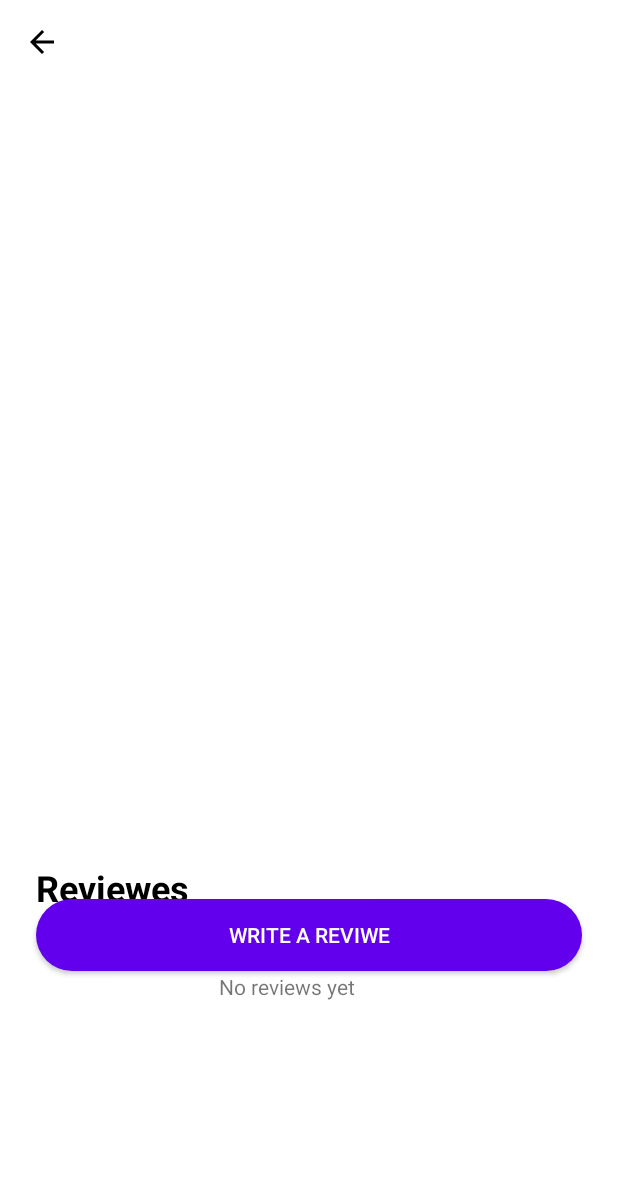
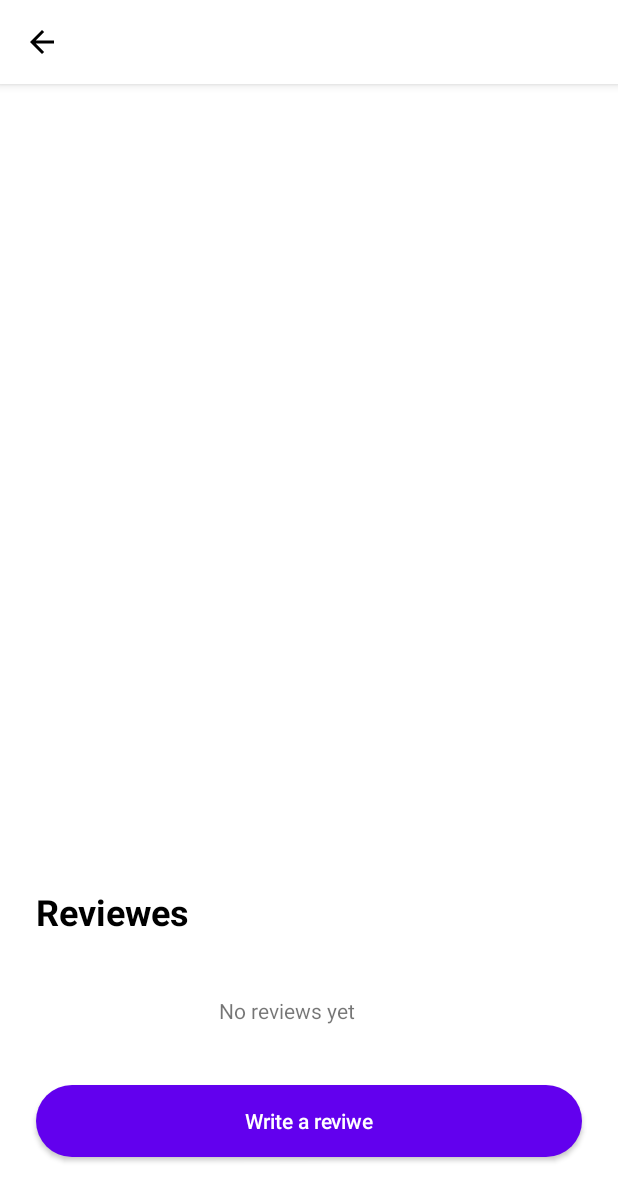
Before and after one commit to KolegaKolega/isa-shows-app-KolegaKolega, an Android app: the ShowDetailsActivity screen opened directly, with no data from a screen before it, on a phone screen of 412 x 824 dp. Shown: the top 1201 px of the screen. Run offline under Robolectric (Android 15) with nearby library versions, the phone set to English and light mode, and no system bars.

Commit message:
finished homework 3

```diff
--- a/app/src/main/java/com/example/shows_kolegakolega/ShowDetailsActivity.kt
+++ b/app/src/main/java/com/example/shows_kolegakolega/ShowDetailsActivity.kt
@@ -4,8 +4,13 @@ import android.app.Activity
 import android.content.Intent
 import androidx.appcompat.app.AppCompatActivity
 import android.os.Bundle
+import androidx.core.view.isVisible
+import androidx.recyclerview.widget.LinearLayoutManager
 import com.example.shows_kolegakolega.databinding.ActivityShowDetailsBinding
+import com.example.shows_kolegakolega.databinding.DialogAddReviewBinding
+import com.example.shows_kolegakolega.model.Review
 import com.example.shows_kolegakolega.model.Show
+import com.google.android.material.bottomsheet.BottomSheetDialog
 
 class ShowDetailsActivity : AppCompatActivity() {
 
@@ -24,6 +29,10 @@ class ShowDetailsActivity : AppCompatActivity() {
 
     }
 
+    private var reviews = emptyList<Review>()
+
+    private var reviewAdapter: ReviewAdapter? = null
+
     private lateinit var binding: ActivityShowDetailsBinding
 
     override fun onCreate(savedInstanceState: Bundle?) {
@@ -36,6 +45,53 @@ class ShowDetailsActivity : AppCompatActivity() {
 
         initLayout()
         intBackButton()
+        initAddReviewButton()
+        initRecyclerViwe()
+    }
+
+    private fun initRecyclerViwe() {
+        binding.reviewRecyclerView.layoutManager = LinearLayoutManager(this, LinearLayoutManager.VERTICAL, false)
+
+        reviewAdapter = ReviewAdapter(reviews)
+        binding.reviewRecyclerView.adapter = reviewAdapter
+
+    }
+
+    private fun initAddReviewButton() {
+        binding.addReviweButton.setOnClickListener {
+            addReviewBottomSheet()
+        }
+    }
+
+    private fun addReviewBottomSheet() {
+        val dialog = BottomSheetDialog(this)
+
+        val bottomSheetBinding = DialogAddReviewBinding.inflate(layoutInflater)
+        dialog.setContentView(bottomSheetBinding.root)
+
+        bottomSheetBinding.submit.setOnClickListener {
+            val review = Review("imenko.prezimenkovic", bottomSheetBinding.comment.editText?.text.toString(),
+                bottomSheetBinding.ratingBar.rating.toInt())
+            reviewAdapter?.addItem(review)
+
+            binding.average.isVisible = true
+            binding.ratingBar.isVisible = true
+
+            binding.average.text = "${reviewAdapter?.itemCount} Reviews, ${reviewAdapter?.getAverage()} Average"
+            if (reviewAdapter != null) {
+                binding.ratingBar.rating = reviewAdapter!!.getAverage()
+            }
+
+            binding.noReviweYet.isVisible = false
+            binding.reviewRecyclerView.isVisible = true
+            dialog.dismiss()
+        }
+
+        bottomSheetBinding.exit.setOnClickListener{
+            dialog.dismiss()
+        }
+
+        dialog.show()
     }
 
     private fun intBackButton() {
--- a/app/src/main/java/com/example/shows_kolegakolega/ShowsActivity.kt
+++ b/app/src/main/java/com/example/shows_kolegakolega/ShowsActivity.kt
@@ -16,7 +16,6 @@ class ShowsActivity : AppCompatActivity() {
         }
 
     }
-
 
     private val shows = listOf(
         Show("1",
--- a/app/src/main/java/com/example/shows_kolegakolega/ShowsAdapter.kt
+++ b/app/src/main/java/com/example/shows_kolegakolega/ShowsAdapter.kt
@@ -12,7 +12,7 @@ class ShowsAdapter(
 ) : RecyclerView.Adapter<ShowsAdapter.ShowsViewHolder>() {
 
     override fun onCreateViewHolder(parent: ViewGroup, viewType: Int): ShowsViewHolder {
-        val binding = ViweShowItemBinding.inflate(LayoutInflater.from(parent.context))
+        val binding = ViweShowItemBinding.inflate(LayoutInflater.from(parent.context), parent, false)
         return ShowsViewHolder(binding)
     }
 
--- a/app/src/main/res/layout/activity_show_details.xml
+++ b/app/src/main/res/layout/activity_show_details.xml
@@ -1,6 +1,6 @@
 <?xml version="1.0" encoding="utf-8"?>
 
-<ScrollView
+<androidx.coordinatorlayout.widget.CoordinatorLayout
     xmlns:android="http://schemas.android.com/apk/res/android"
     xmlns:app="http://schemas.android.com/apk/res-auto"
     xmlns:tools="http://schemas.android.com/tools"
@@ -8,18 +8,17 @@
     android:layout_height="match_parent"
     tools:context=".ShowDetailsActivity">
 
-    <androidx.constraintlayout.widget.ConstraintLayout
+    <com.google.android.material.appbar.AppBarLayout
         android:layout_width="match_parent"
-        android:layout_height="match_parent">
+        android:layout_height="wrap_content"
+        android:fitsSystemWindows="true"
+        android:background="@color/white">
 
         <com.google.android.material.appbar.CollapsingToolbarLayout
             android:layout_width="match_parent"
             android:layout_height="wrap_content"
-            app:layout_constraintStart_toStartOf="parent"
-            app:layout_constraintEnd_toEndOf="parent"
-            app:layout_constraintTop_toTopOf="parent"
-            app:layout_scrollFlags="scroll|exitUntilCollapsed">
-
+            app:layout_scrollFlags="scroll|exitUntilCollapsed"
+            app:titleEnabled="false">
 
             <androidx.appcompat.widget.Toolbar
                 android:id="@+id/toolbar_back"
@@ -28,9 +27,25 @@
                 app:navigationIcon="@drawable/ic_back_button"
                 android:background="@color/white"
                 android:fitsSystemWindows="true"
-        app:layout_collapseMode="pin"/>
+                app:layout_scrollFlags="scroll|enterAlways"/>
+        </com.google.android.material.appbar.CollapsingToolbarLayout>
 
-        </com.google.android.material.appbar.CollapsingToolbarLayout>
+<!--        <com.google.android.material.tabs.TabLayout-->
+<!--            android:layout_width="match_parent"-->
+<!--            android:layout_height="wrap_content"-->
+<!--            app:tabMode="scrollable"/>-->
+
+    </com.google.android.material.appbar.AppBarLayout>
+
+    <androidx.core.widget.NestedScrollView
+        android:layout_width="match_parent"
+        android:layout_height="match_parent"
+        app:layout_behavior="com.google.android.material.appbar.AppBarLayout$ScrollingViewBehavior">
+
+        <androidx.constraintlayout.widget.ConstraintLayout
+            android:layout_width="match_parent"
+            android:layout_height="wrap_content">
+
             <TextView
                 android:id="@+id/show_title"
                 android:layout_width="match_parent"
@@ -39,7 +54,7 @@
                 android:textSize="32sp"
                 android:textColor="@color/black"
                 android:textStyle="bold"
-        android:layout_marginTop="72dp"
+                android:layout_marginTop="32dp"
                 android:layout_marginStart="24dp"
                 app:layout_constraintTop_toTopOf="parent"
                 app:layout_constraintStart_toStartOf="parent"
@@ -73,7 +88,7 @@
                 android:layout_height="wrap_content"
                 android:text="Reviewes"
                 android:textColor="@color/black"
-        android:textSize="24dp"
+                android:textSize="24sp"
                 android:textStyle="bold"
                 app:layout_constraintStart_toStartOf="parent"
                 app:layout_constraintTop_toBottomOf="@id/show_description"
@@ -81,23 +96,58 @@
                 android:layout_marginStart="24dp"/>
 
             <TextView
+                android:id="@+id/average"
+                android:layout_width="wrap_content"
+                android:layout_height="wrap_content"
+                tools:text="3 REVIEWS, 4.33 AVERAGE"
+                app:layout_constraintStart_toStartOf="parent"
+                app:layout_constraintTop_toBottomOf="@id/review"
+                android:layout_marginTop="16dp"
+                android:layout_marginStart="24dp"
+                android:visibility="gone"
+                android:textAllCaps="true"/>
+
+            <androidx.appcompat.widget.AppCompatRatingBar
+                android:id="@+id/rating_bar"
+                android:layout_width="wrap_content"
+                android:layout_height="wrap_content"
+                android:numStars="5"
+                tools:rating="1"
+                app:layout_constraintStart_toStartOf="parent"
+                app:layout_constraintTop_toBottomOf="@id/review"
+                android:layout_marginTop="40dp"
+                android:layout_marginStart="24dp"
+                android:progressTint="@color/purple_700"
+                android:secondaryProgressTint="@color/purple_700"
+                style="@style/Widget.AppCompat.RatingBar.Small"
+                android:visibility="gone"
+                />
+
+            <androidx.recyclerview.widget.RecyclerView
+                android:id="@+id/review_recycler_view"
+                android:layout_width="0dp"
+                android:layout_height="wrap_content"
+                app:layout_constraintEnd_toEndOf="parent"
+                app:layout_constraintStart_toStartOf="parent"
+                app:layout_constraintTop_toBottomOf="@id/rating_bar"
+                app:layout_constraintBottom_toTopOf="@id/add_reviwe_button"
+                tools:listitem="@layout/item_reviw"
+                android:layout_marginTop="40dp"
+                android:visibility="gone"
+                />
+
+            <TextView
+                android:id="@+id/no_reviwe_yet"
                 android:layout_width="120dp"
                 android:layout_height="wrap_content"
+                android:layout_marginTop="40dp"
+                android:layout_marginBottom="40dp"
                 android:text="No reviews yet"
+                app:layout_constraintEnd_toEndOf="parent"
                 app:layout_constraintStart_toStartOf="parent"
-        app:layout_constraintEnd_toEndOf="parent"
                 app:layout_constraintTop_toBottomOf="@id/review"
-        android:layout_marginTop="40dp"/>
-
-
-    <androidx.appcompat.widget.Toolbar
-        android:layout_width="match_parent"
-        android:layout_height="wrap_content"
-        android:fitsSystemWindows="true"
-        app:layout_constraintStart_toStartOf="parent"
-        app:layout_constraintEnd_toEndOf="parent"
-        app:layout_constraintBottom_toBottomOf="parent"
-        android:gravity="bottom">
+                app:layout_constraintBottom_toTopOf="@id/add_reviwe_button"
+                />
 
             <androidx.appcompat.widget.AppCompatButton
                 android:id="@+id/add_reviwe_button"
@@ -106,11 +156,15 @@
                 android:text="Write a reviwe"
                 android:layout_margin="24dp"
                 android:background="@drawable/rounded_reviwe_button"
-            android:textColor="@color/white"/>
+                android:textColor="@color/white"
+                app:layout_constraintStart_toStartOf="parent"
+                app:layout_constraintEnd_toEndOf="parent"
+                app:layout_constraintBottom_toBottomOf="parent"
+                android:textAllCaps="false"
+                />
+        </androidx.constraintlayout.widget.ConstraintLayout>
 
-    </androidx.appcompat.widget.Toolbar>
+    </androidx.core.widget.NestedScrollView>
 
 
-</androidx.constraintlayout.widget.ConstraintLayout>
-
-</ScrollView>
+</androidx.coordinatorlayout.widget.CoordinatorLayout>
```
Also changed, not shown: app/src/main/java/com/example/shows_kolegakolega/ReviewAdapter.kt (added, +51 -0 lines), app/src/main/java/com/example/shows_kolegakolega/model/Review.kt (added, +7 -0 lines), app/src/main/res/drawable/ic_star.xml (added, +9 -0 lines), app/src/main/res/drawable/ic_vector.xml (added, +9 -0 lines), app/src/main/res/layout/dialog_add_review.xml (added, +89 -0 lines), app/src/main/res/layout/item_reviw.xml (added, +99 -0 lines), app/src/main/res/layout/viwe_show_item.xml (+10 -7 lines), app/src/main/res/drawable-hdpi/ic_profile_placeholder.png (added), app/src/main/res/drawable-mdpi/ic_profile_placeholder.png (added), app/src/main/res/drawable-xhdpi/ic_profile_placeholder.png (added), app/src/main/res/drawable-xxhdpi/ic_profile_placeholder.png (added), app/src/main/res/drawable-xxxhdpi/ic_profile_placeholder.png (added). Lines whose indentation alone changed are shown as unchanged.
